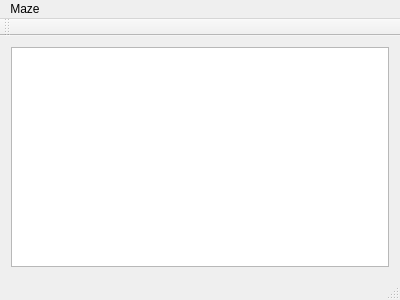
Before: the Qt Designer form mainwindow.ui in AstyCo/Prolog-Euler-Maze, drawn with Qt 5.
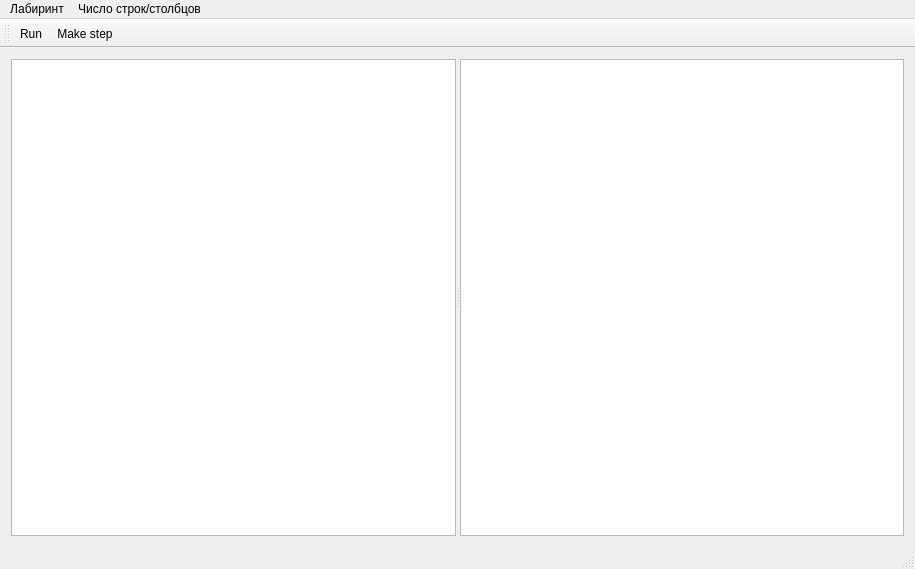
After: the same form once the commit is applied. Icons and pictures are not drawn.

Diff of the .ui file:
```diff
--- a/mainwindow.ui
+++ b/mainwindow.ui
@@ -6,8 +6,8 @@
    <rect>
     <x>0</x>
     <y>0</y>
-    <width>400</width>
-    <height>300</height>
+    <width>915</width>
+    <height>569</height>
    </rect>
   </property>
   <property name="windowTitle">
@@ -16,7 +16,13 @@
   <widget class="QWidget" name="centralWidget">
    <layout class="QGridLayout" name="gridLayout">
     <item row="0" column="0">
-     <widget class="QGraphicsView" name="mazeView"/>
+     <widget class="QSplitter" name="splitter">
+      <property name="orientation">
+       <enum>Qt::Horizontal</enum>
+      </property>
+      <widget class="QGraphicsView" name="graphicsView1"/>
+      <widget class="QGraphicsView" name="graphicsView2"/>
+     </widget>
     </item>
    </layout>
   </widget>
@@ -25,29 +31,43 @@
     <rect>
      <x>0</x>
      <y>0</y>
-     <width>400</width>
+     <width>915</width>
      <height>21</height>
     </rect>
    </property>
-   <widget class="QMenu" name="menuAsda">
+   <widget class="QMenu" name="menuMaze">
     <property name="title">
-     <string>Maze</string>
+     <string>Лабиринт</string>
     </property>
     <addaction name="generate"/>
     <addaction name="action_2"/>
    </widget>
-   <addaction name="menuAsda"/>
+   <widget class="QMenu" name="menuParameters">
+    <property name="title">
+     <string>Число строк/столбцов</string>
+    </property>
+   </widget>
+   <addaction name="menuMaze"/>
+   <addaction name="menuParameters"/>
   </widget>
-  <widget class="QToolBar" name="mainToolBar">
+  <widget class="QStatusBar" name="statusBar"/>
+  <widget class="QToolBar" name="toolBar">
+   <property name="windowTitle">
+    <string>toolBar</string>
+   </property>
+   <property name="toolButtonStyle">
+    <enum>Qt::ToolButtonTextBesideIcon</enum>
+   </property>
    <attribute name="toolBarArea">
     <enum>TopToolBarArea</enum>
    </attribute>
    <attribute name="toolBarBreak">
     <bool>false</bool>
    </attribute>
+   <addaction name="actionRun"/>
+   <addaction name="actionMake_step"/>
   </widget>
-  <widget class="QStatusBar" name="statusBar"/>
-  <action name="generate">
+  <action name="actionGenerate">
    <property name="text">
     <string>Сгенерировать...</string>
    </property>
@@ -57,6 +77,30 @@
     <string>Интерактивная генерация...</string>
    </property>
   </action>
+  <action name="actionRun">
+   <property name="checkable">
+    <bool>true</bool>
+   </property>
+   <property name="checked">
+    <bool>false</bool>
+   </property>
+   <property name="icon">
+    <iconset resource="icons.qrc">
+     <normaloff>:/resources/play.png</normaloff>:/resources/play.png</iconset>
+   </property>
+   <property name="text">
+    <string>Run</string>
+   </property>
+  </action>
+  <action name="actionMake_step">
+   <property name="icon">
+    <iconset resource="icons.qrc">
+     <normaloff>:/resources/step.png</normaloff>:/resources/step.png</iconset>
+   </property>
+   <property name="text">
+    <string>Make step</string>
+   </property>
+  </action>
  </widget>
  <layoutdefault spacing="6" margin="11"/>
  <resources/>
```
Left out of the diff: 10 changed lines with no effect on the pictures.
